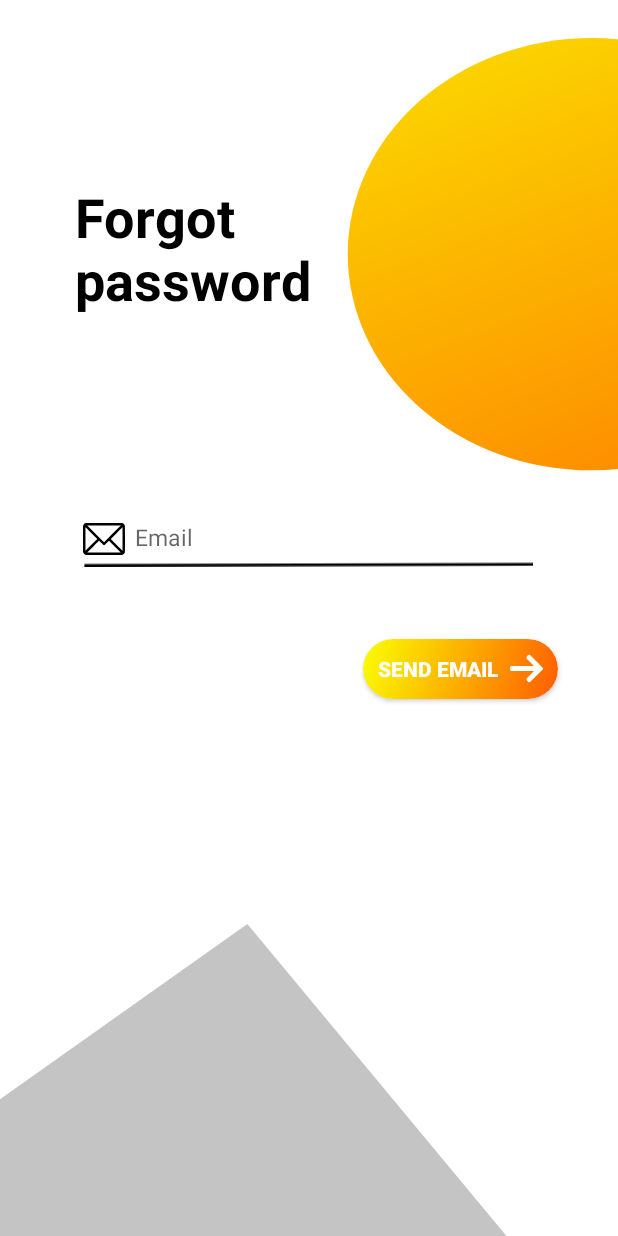
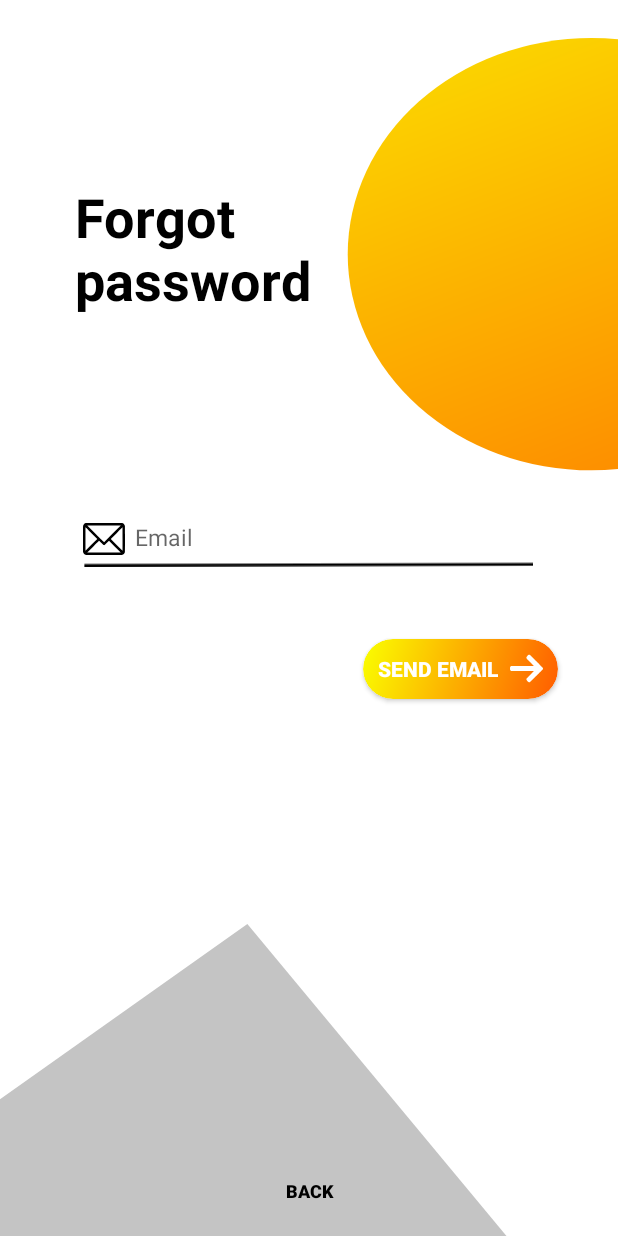
Before and after one commit to marcoalsampaio/VianaOnWheels, an Android app: the ForgotActivity screen opened directly, with no data from a screen before it, on a phone screen of 412 x 824 dp. Run offline under Robolectric (Android 15) with nearby library versions, the phone set to English and light mode, and no system bars; our stand-ins replace Firebase (no records; nobody signed in at launch, a user with empty details on screens opened directly); libraries missing offline, so code that uses them is left out: io.jsonwebtoken.

Commit message:
Animaçoes nos botoes botao voltar forgot activity

```diff
--- a/app/src/main/java/com/example/vianaonwheels/SignUp.kt
+++ b/app/src/main/java/com/example/vianaonwheels/SignUp.kt
@@ -12,8 +12,10 @@ import android.util.Log
 import android.view.View
 import android.widget.EditText
 import android.widget.ImageView
+import android.widget.TextView
 import androidx.annotation.RequiresApi
 import androidx.appcompat.app.AppCompatActivity
+import androidx.appcompat.widget.AppCompatButton
 import com.example.vianaonwheels.models.User
 import com.google.firebase.firestore.FirebaseFirestore
 
@@ -125,7 +127,10 @@ class SignUp : AppCompatActivity() {
         }
     }
 
+    @RequiresApi(Build.VERSION_CODES.M)
     fun goLogin(view: View) {
+        findViewById<AppCompatButton>(R.id.sign_up)
+            .setBackgroundColor(getColor(R.color.cinza_transparent))
         val intent = Intent(this, Login::class.java)
         startActivity(intent)
         overridePendingTransition(R.anim.out_in,R.anim.in_out)
--- a/app/src/main/res/layout/activity_forgot.xml
+++ b/app/src/main/res/layout/activity_forgot.xml
@@ -99,4 +99,23 @@
         </RelativeLayout>
     </androidx.cardview.widget.CardView>
 
+
+    <androidx.appcompat.widget.AppCompatButton
+        android:id="@+id/back_login"
+        android:layout_width="60dp"
+        android:layout_height="20dp"
+        android:layout_alignParentBottom="true"
+        android:layout_centerHorizontal="true"
+        android:layout_marginBottom="20dp"
+        android:background="@android:color/transparent"
+        android:onClick="backLogin"
+        android:gravity="center"
+        android:padding="0dp"
+        android:text="@string/back"
+        android:textAllCaps="true"
+        android:textColor="@color/black"
+        android:textSize="12sp"
+        android:textStyle="bold"
+        tools:ignore="OnClick" />
+
 </RelativeLayout>
--- a/app/src/main/res/values/colors.xml
+++ b/app/src/main/res/values/colors.xml
@@ -9,4 +9,6 @@
     <color name="white">#FFFFFFFF</color>
     <color name="cinza_branco">#FCFCFC</color>
     <color name="cinza_claro">#A3A3A3</color>
+    <color name="cinza_escuro">#292929</color>
+    <color name="cinza_transparent">#72888888</color>
 </resources>
--- a/app/src/main/res/values/strings.xml
+++ b/app/src/main/res/values/strings.xml
@@ -58,5 +58,6 @@
     <string name="hc_destiny">Destination</string>
     <string name="hc_price">Price:</string>
     <string name="hc_hour">Hour:</string>
+    <string name="back">Back</string>
 
 </resources>
```
Also changed, not shown: app/src/main/java/com/example/vianaonwheels/ForgotActivity.kt (+12 -0 lines), app/src/main/java/com/example/vianaonwheels/Login.kt (+13 -8 lines), app/src/main/res/layout/activity_login.xml (+19 -13 lines), app/src/main/res/layout/activity_sign_up.xml (+21 -4 lines), 1 other file.
